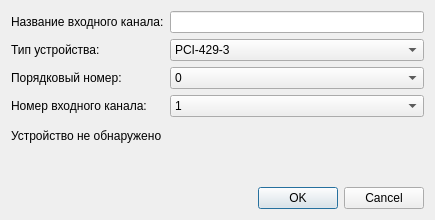
Before: the Qt Designer form formadddevice.ui in usazankov/AnalyzerBoardInformation, drawn with Qt 5.
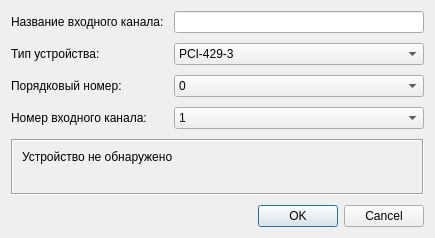
After: the same form once the commit is applied.

```diff
--- a/formadddevice.ui
+++ b/formadddevice.ui
@@ -10,7 +10,7 @@
     <x>0</x>
     <y>0</y>
     <width>435</width>
-    <height>220</height>
+    <height>228</height>
    </rect>
   </property>
   <property name="sizePolicy">
@@ -22,13 +22,13 @@
   <property name="minimumSize">
    <size>
     <width>435</width>
-    <height>220</height>
+    <height>0</height>
    </size>
   </property>
   <property name="maximumSize">
    <size>
     <width>435</width>
-    <height>220</height>
+    <height>250</height>
    </size>
   </property>
   <property name="windowTitle">
@@ -38,8 +38,14 @@
    <bool>true</bool>
   </property>
   <layout class="QVBoxLayout" name="verticalLayout">
+   <property name="spacing">
+    <number>10</number>
+   </property>
    <item>
     <layout class="QFormLayout" name="formLayout_2">
+     <property name="bottomMargin">
+      <number>0</number>
+     </property>
      <item row="2" column="0">
       <widget class="QLabel" name="label_2">
        <property name="text">
@@ -176,6 +182,21 @@
     </layout>
    </item>
    <item>
+    <widget class="QFrame" name="frame">
+     <property name="sizePolicy">
+      <sizepolicy hsizetype="Expanding" vsizetype="Expanding">
+       <horstretch>0</horstretch>
+       <verstretch>0</verstretch>
+      </sizepolicy>
+     </property>
+     <property name="frameShape">
+      <enum>QFrame::Box</enum>
+     </property>
+     <property name="frameShadow">
+      <enum>QFrame::Sunken</enum>
+     </property>
+     <layout class="QVBoxLayout" name="verticalLayout_3">
+      <item>
     <widget class="QLabel" name="statusDev">
      <property name="text">
       <string>Устройство не обнаружено</string>
@@ -187,6 +208,9 @@
      <property name="text">
       <string/>
      </property>
+       </widget>
+      </item>
+     </layout>
     </widget>
    </item>
    <item>
```
Lines whose indentation alone changed are shown as unchanged.
